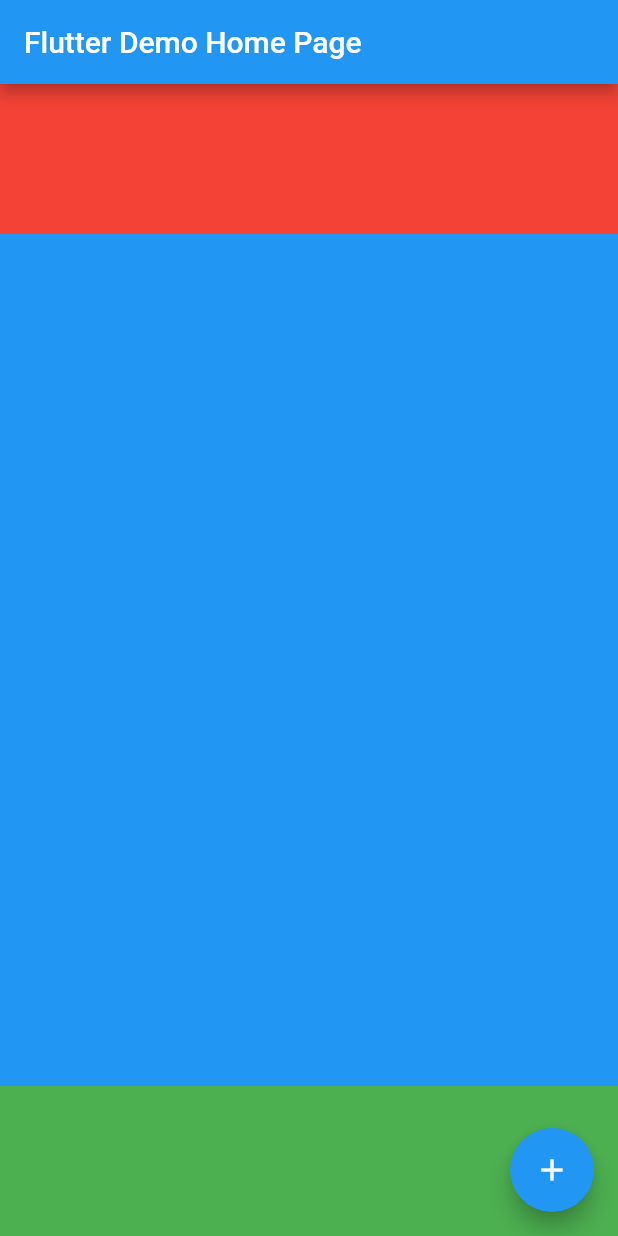
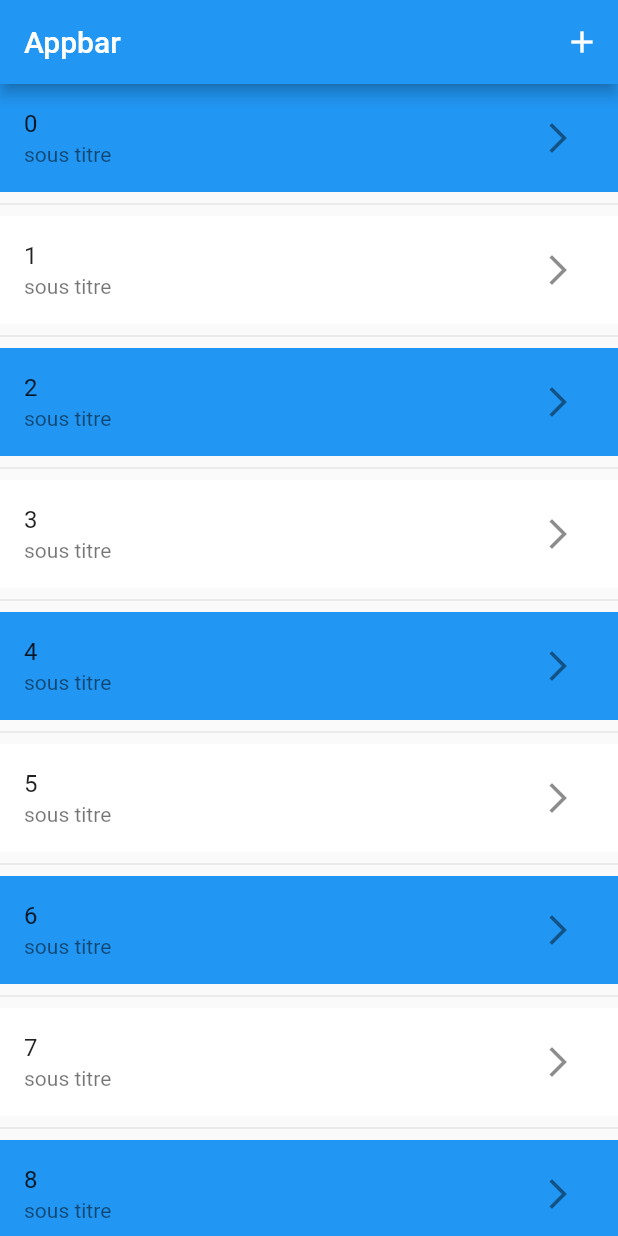
Before and after one commit to prinfray/flutter_training, a Flutter app: the screen it shows after launch, after a tap on the "add" icon, on a phone screen of 412 x 824 dp. Run offline on Flutter 3.47's test engine with Material 2 defaults, Android fonts, the phone set to English and light mode, and no system bars.

Commit message:
exos 2-6

```diff
--- a/lib/main.dart
+++ b/lib/main.dart
@@ -1,3 +1,5 @@
+// ignore_for_file: avoid_print
+
 import 'package:flutter/material.dart';
 
 void main() {
@@ -28,51 +30,46 @@ class MyHomePage extends StatefulWidget {
 }
 
 class _MyHomePageState extends State<MyHomePage> {
-  int _counter = 0;
-
-  void _incrementCounter() {
-    setState(() {
-      _counter++;
-    });
-  }
-
   @override
   Widget build(BuildContext context) {
     //  const TextStyle style1 = const TextStyle(
     //   color: Colors.blue, fontSize: 36);
 
     return Scaffold(
-      appBar: AppBar(
-
-        title: Text(widget.title),
-      ),
-      body: Center(
-        child: Column(
-          children: <Widget>[
-                Container(
-              color: Colors.red,
-              height: 100,
-
-            ),
-            Expanded(
-              child: Container(
-                color: Colors.blue,
-
-              ),
-            ),
-            Container(
-              color: Colors.green,
-              height: 100,
-
-            ),
+        appBar: AppBar(
+          title: const Text('Appbar'),
+          actions: <Widget>[
+            IconButton(
+                icon: const Icon(Icons.add),
+                tooltip: 'log something on the log',
+                onPressed: () {
+                  print("this is the log from the add buttton");
+                })
           ],
         ),
-      ),
-      floatingActionButton: FloatingActionButton(
-        onPressed: _incrementCounter,
-        tooltip: 'Increment',
-        child: const Icon(Icons.add),
-      ),
-    );
+        body: ListView.separated(
+            itemCount: 200,
+            itemBuilder: (context, index) {
+              return ListTile(
+                title: Text(index.toString()),
+                subtitle: Text('sous titre'),
+                tileColor: index.isEven ? Colors.blue:Colors.white,
+                trailing: IconButton(
+                  onPressed: () {},
+                  icon: Icon(Icons.arrow_forward_ios_sharp),
+                  ),
+              );
+              },
+            separatorBuilder:(context, index) => Divider(),
+        ),
+            // ignore: sort_child_properties_last
+            // child: ListView(
+            //     children: List.generate(
+            //         100,
+            //         (int index) => ListTile(
+            //               title: Text("List Number - $index"),
+            //               trailing: Icon(Icons.arrow_forward),
+            //             ))),
+            );
   }
 }
```
